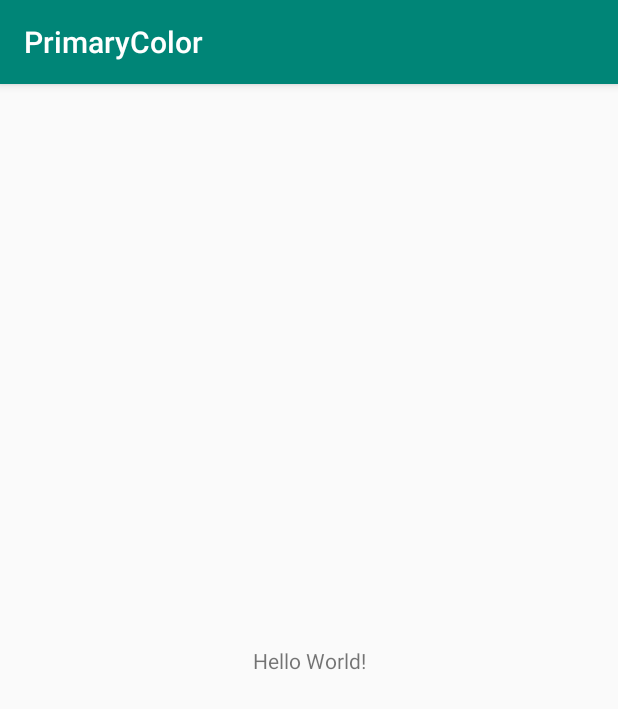
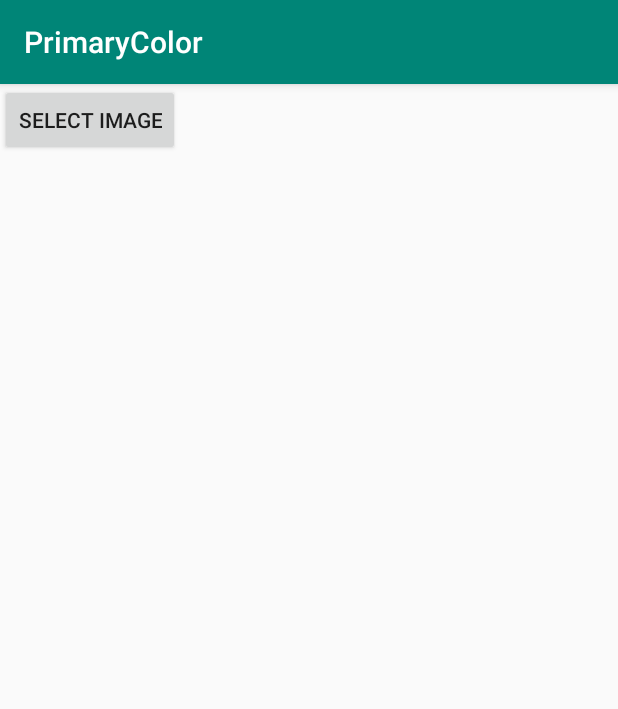
Before and after one commit to Cammmmer/PrimaryColor, an Android app: the screen it shows after launch (MainActivity), on a phone screen of 412 x 824 dp. Shown: the top 709 px of the screen. Run offline under Robolectric (Android 15) with nearby library versions, the phone set to English and light mode, and no system bars.

Commit message:
update image seletion

```diff
--- a/app/src/main/res/layout/activity_main.xml
+++ b/app/src/main/res/layout/activity_main.xml
@@ -1,18 +1,21 @@
 <?xml version="1.0" encoding="utf-8"?>
-<androidx.constraintlayout.widget.ConstraintLayout xmlns:android="http://schemas.android.com/apk/res/android"
+<LinearLayout xmlns:android="http://schemas.android.com/apk/res/android"
     xmlns:app="http://schemas.android.com/apk/res-auto"
     xmlns:tools="http://schemas.android.com/tools"
     android:layout_width="match_parent"
     android:layout_height="match_parent"
+    android:orientation="vertical"
     tools:context=".MainActivity">
 
-    <TextView
+    <Button
+        android:id="@+id/selectImageBtn"
         android:layout_width="wrap_content"
         android:layout_height="wrap_content"
-        android:text="Hello World!"
-        app:layout_constraintBottom_toBottomOf="parent"
-        app:layout_constraintLeft_toLeftOf="parent"
-        app:layout_constraintRight_toRightOf="parent"
-        app:layout_constraintTop_toTopOf="parent" />
+        android:text="select image" />
 
-</androidx.constraintlayout.widget.ConstraintLayout>
+    <ImageView
+        android:id="@+id/imageView"
+        android:layout_width="300dp"
+        android:layout_height="300dp" />
+
+</LinearLayout>
```
Also changed, not shown: app/src/main/java/com/cemmmmer/primarycolor/MainActivity.kt (+48 -0 lines).
